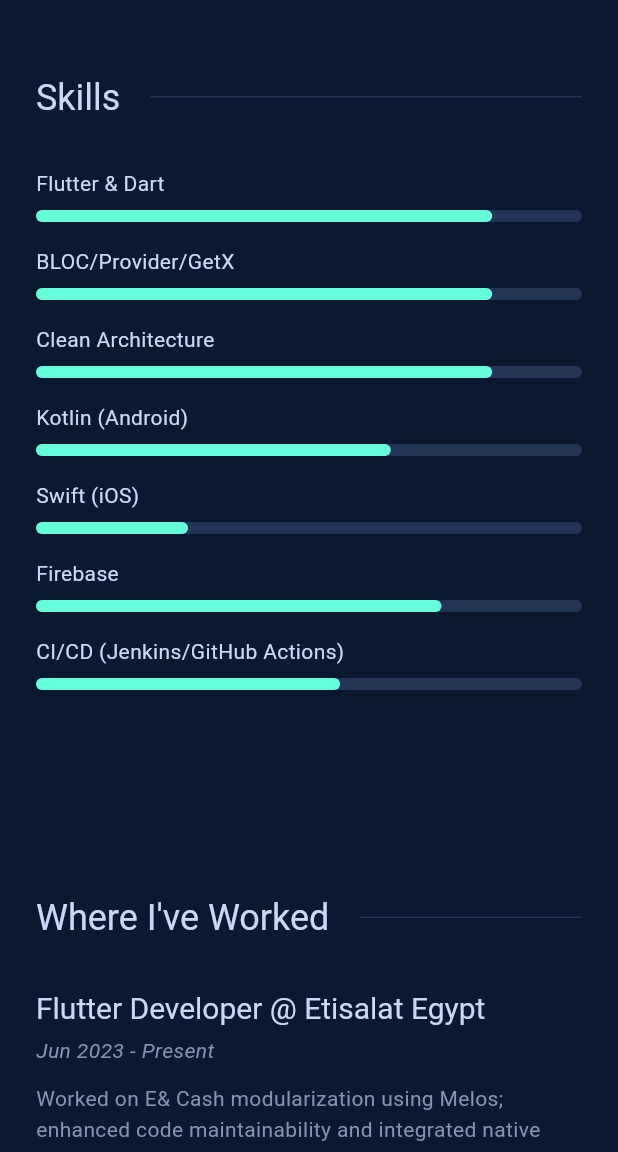
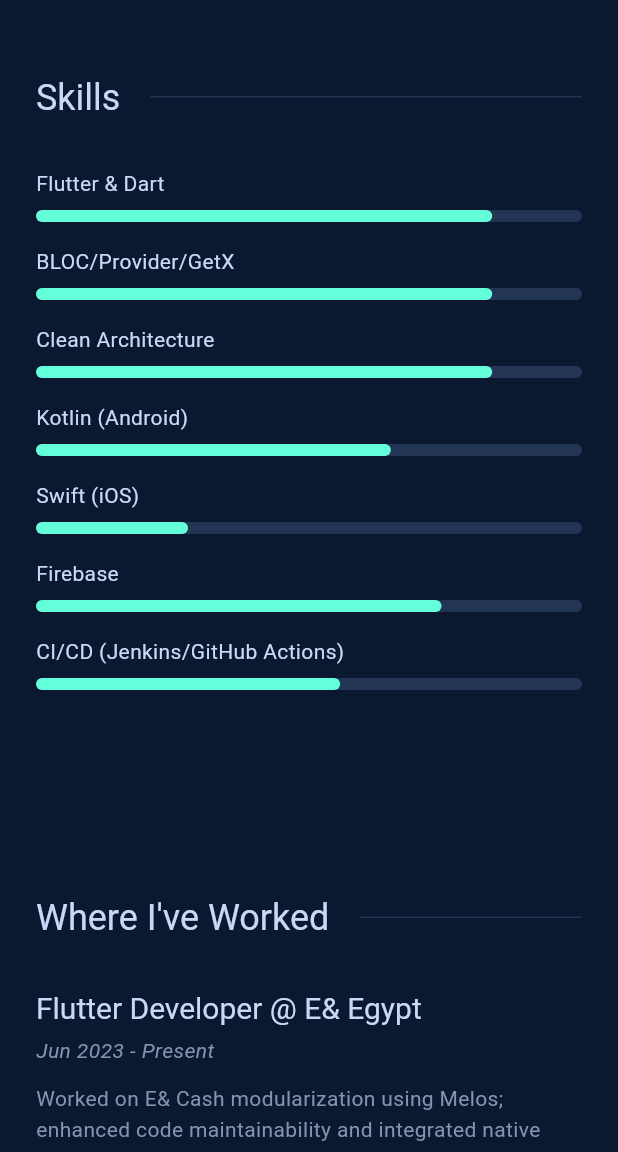
Before and after one commit to ashehata71/portfolio, a Flutter app: the screen it shows after launch, scrolled down 1152 dp, on a phone screen of 412 x 824 dp, the part 84-1236 px from its top. Run offline on Flutter 3.47's test engine with Material 3 defaults, Android fonts, the phone set to English and light mode, and no system bars; our stand-ins replace font_awesome_flutter, google_fonts; Roboto replaces fonts that are missing (Montaga).

Commit message:
- Edit CrossAxisAlignment of the ExperienceTile to be start

```diff
--- a/lib/presentation/widgets/sections/experience_section.dart
+++ b/lib/presentation/widgets/sections/experience_section.dart
@@ -10,10 +10,11 @@ class ExperienceSection extends StatelessWidget {
     return const SectionWrapper(
       title: 'Where I\'ve Worked',
       child: Column(
+        crossAxisAlignment: CrossAxisAlignment.start,
         children: [
           ExperienceTile(
             title: 'Flutter Developer',
-            company: 'Etisalat Egypt',
+            company: 'E& Egypt',
             period: 'Jun 2023 - Present',
             description:
                 'Worked on E& Cash modularization using Melos; enhanced code maintainability and integrated native modules; collaborated with design and QA teams for feature delivery.',
```
